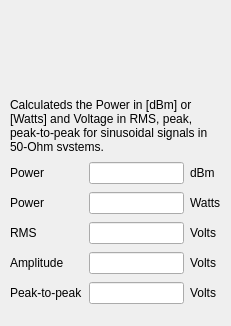
First picture: the form in form.ui, repository vrotem77/dbmconv, before the edit.
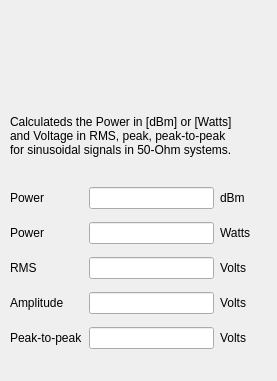
Second picture: the form after the edit. Icons and pictures are not drawn.

Commit message: version with cntr+s

Diff of the .ui file:
```diff
--- a/form.ui
+++ b/form.ui
@@ -6,8 +6,8 @@
    <rect>
     <x>0</x>
     <y>0</y>
-    <width>231</width>
-    <height>326</height>
+    <width>277</width>
+    <height>381</height>
    </rect>
   </property>
   <property name="windowTitle">
@@ -17,9 +17,9 @@
    <property name="geometry">
     <rect>
      <x>10</x>
-     <y>160</y>
-     <width>211</width>
-     <height>151</height>
+     <y>180</y>
+     <width>241</width>
+     <height>181</height>
     </rect>
    </property>
    <layout class="QGridLayout" name="gridLayout">
@@ -131,8 +131,8 @@
     <rect>
      <x>10</x>
      <y>100</y>
-     <width>211</width>
-     <height>51</height>
+     <width>231</width>
+     <height>71</height>
     </rect>
    </property>
    <property name="text">
```
The commit also changes 2 other files.
